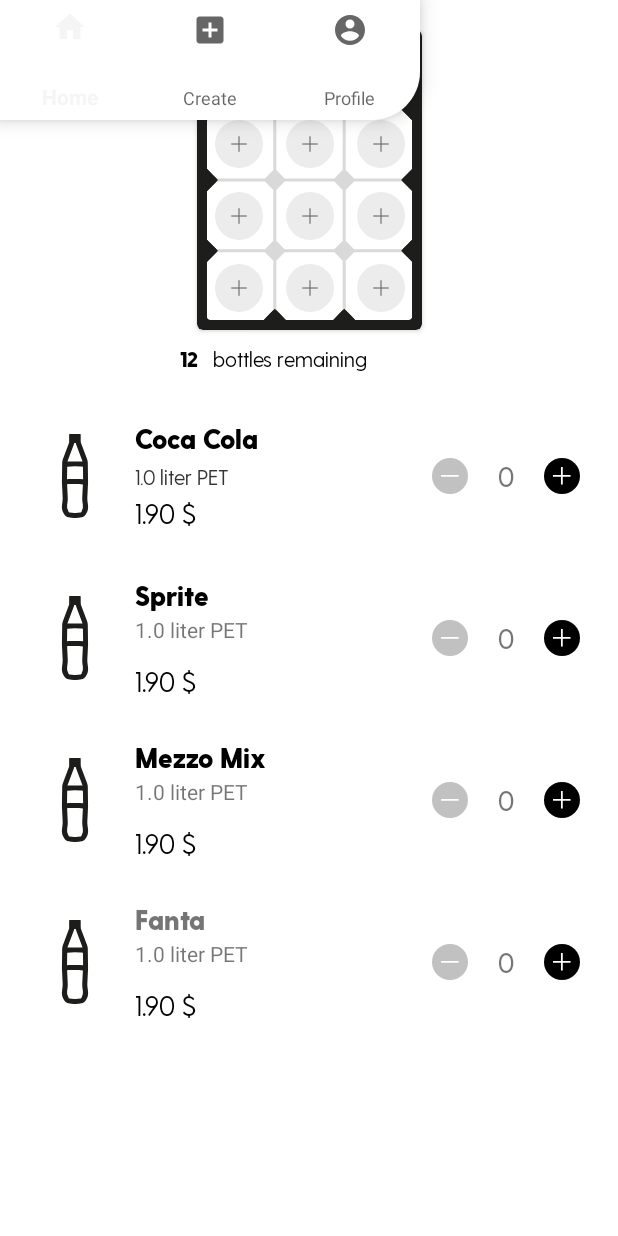
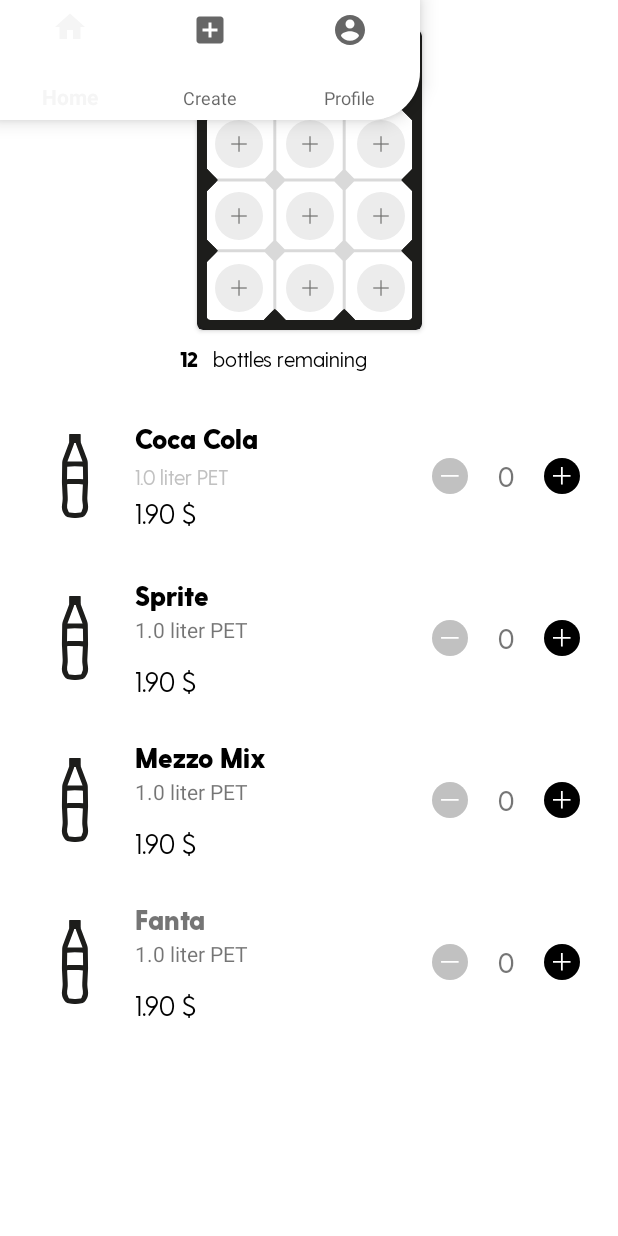
Before and after one commit to vib6445/Carsten, an Android app: the fragment LemonadeFragment placed in its activity, on a phone screen of 412 x 824 dp. Run offline under Robolectric (Android 15) with nearby library versions, the phone set to English and light mode, and no system bars.

```diff
--- a/app/src/main/res/values/colors.xml
+++ b/app/src/main/res/values/colors.xml
@@ -5,5 +5,5 @@
     <color name="colorAccent">#D81B60</color>
     <color name="colorWhite">#FFFFFF</color>
     <color name="colorBlack">#000</color>
-    <color name="colorGrey">#333333</color>
+    <color name="colorGrey">#c1c1c1</color>
 </resources>
```
